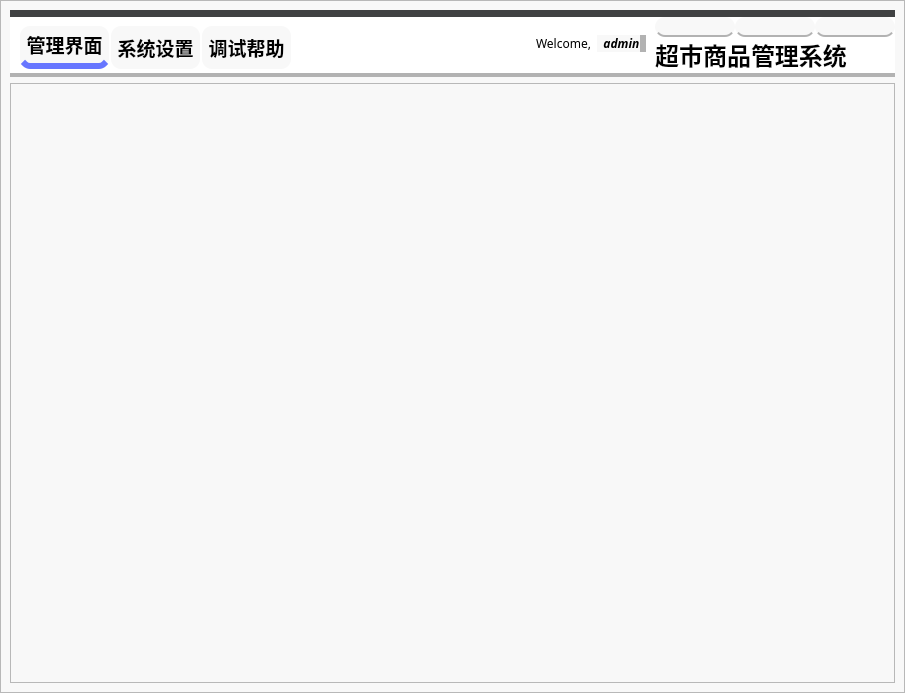
Above: main/mainwidget.ui from ylxcvvan/Supermarket-Commodity-Management-System before the change. Below: the same form after it.
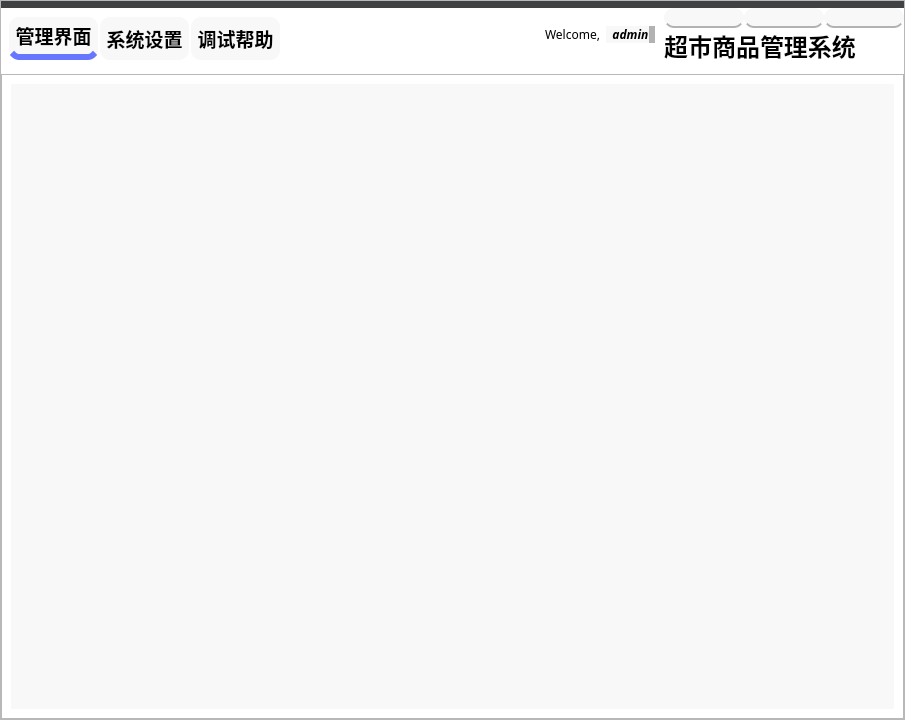
That is the form after the change. Icons and pictures are not drawn.

Commit message: 修改了底层阴影绘制工具，提高了项目的性能

```diff
--- a/main/mainwidget.ui
+++ b/main/mainwidget.ui
@@ -7,7 +7,7 @@
     <x>0</x>
     <y>0</y>
     <width>905</width>
-    <height>669</height>
+    <height>720</height>
    </rect>
   </property>
   <property name="windowTitle">
@@ -16,7 +16,7 @@
   <property name="styleSheet">
    <string notr="true">QWidget#MainWidget {
 	   
-	background-color: rgb(248, 248, 248);
+	background-color: rgba(255,255,255,0);
 
 }
 </string>
@@ -46,6 +46,18 @@
       <enum>QFrame::Raised</enum>
      </property>
      <layout class="QVBoxLayout" name="verticalLayout_2" stretch="0,0">
+      <property name="leftMargin">
+       <number>0</number>
+      </property>
+      <property name="topMargin">
+       <number>0</number>
+      </property>
+      <property name="rightMargin">
+       <number>0</number>
+      </property>
+      <property name="bottomMargin">
+       <number>0</number>
+      </property>
       <item>
        <widget class="QWidget" name="widgetTitle" native="true">
         <property name="sizePolicy">
@@ -58,7 +70,7 @@
          <string notr="true">#widgetTitle {
     background-color: rgb(255, 255, 255);
     border-top: 7px solid rgb(64, 65, 66);
-	border-bottom: 4px solid rgb(178, 178, 178);
+
 }
 </string>
         </property>
@@ -67,7 +79,7 @@
           <number>0</number>
          </property>
          <property name="leftMargin">
-          <number>2</number>
+          <number>0</number>
          </property>
          <property name="topMargin">
           <number>0</number>
```
The commit also changes 2 other files.
